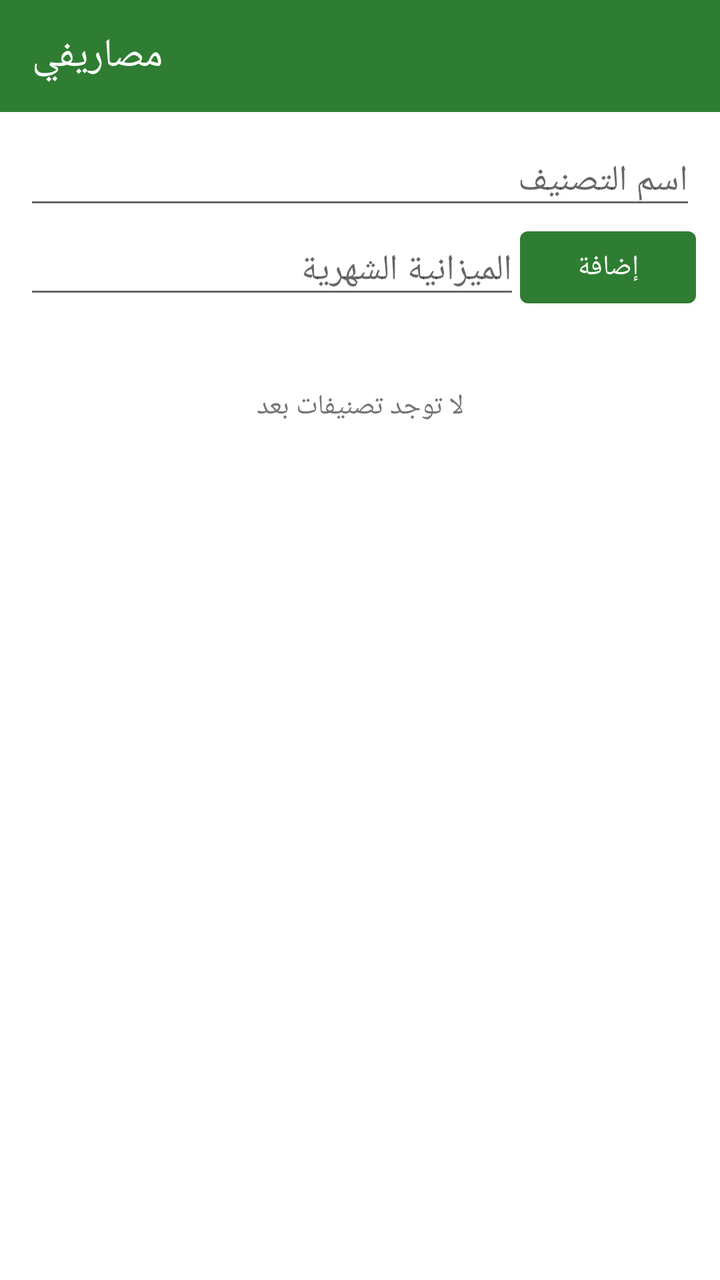
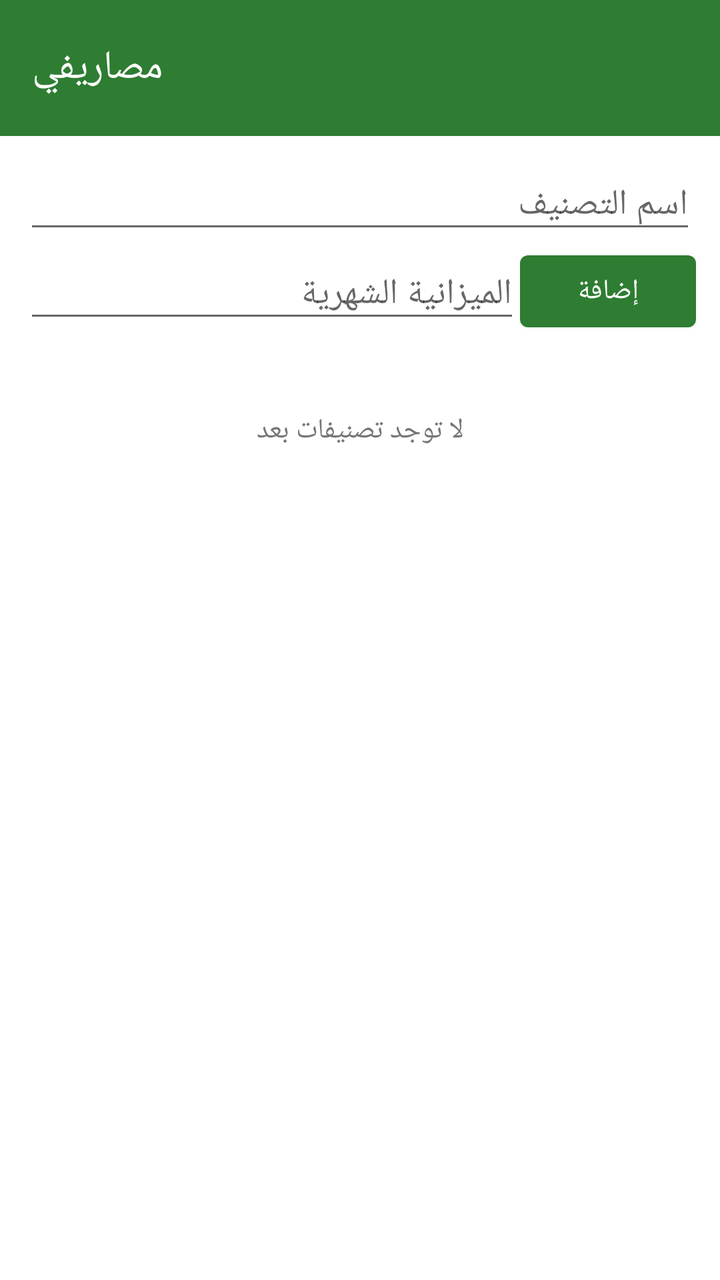

Two renders of the same Android screen: before a commit and after it. Below are the layout's source before the change and the commit's diff.
<!-- AndroidManifest.xml: application theme Theme.MyExpenses -->
<!-- res/layout/activity_main.xml -->
<?xml version="1.0" encoding="utf-8"?>
<LinearLayout xmlns:android="http://schemas.android.com/apk/res/android"
    xmlns:app="http://schemas.android.com/apk/res-auto"
    android:layout_width="match_parent"
    android:layout_height="match_parent"
    android:orientation="vertical">

    <com.google.android.material.appbar.MaterialToolbar
        android:id="@+id/toolbar"
        android:layout_width="match_parent"
        android:layout_height="?attr/actionBarSize"
        android:background="?attr/colorPrimary"
        app:subtitleTextColor="@android:color/white"
        app:title="@string/app_name"
        app:titleTextColor="@android:color/white" />

    <LinearLayout
        android:layout_width="match_parent"
        android:layout_height="wrap_content"
        android:orientation="vertical"
        android:padding="12dp">

        <EditText
            android:id="@+id/etCategoryName"
            android:layout_width="match_parent"
            android:layout_height="wrap_content"
            android:hint="@string/category_name"
            android:inputType="text"
            android:maxLines="1" />

        <LinearLayout
            android:layout_width="match_parent"
            android:layout_height="wrap_content"
            android:gravity="center_vertical"
            android:orientation="horizontal">

            <EditText
                android:id="@+id/etCategoryBudget"
                android:layout_width="0dp"
                android:layout_height="wrap_content"
                android:layout_weight="1"
                android:hint="@string/monthly_budget"
                android:inputType="numberDecimal"
                android:maxLines="1" />

            <Button
                android:id="@+id/btnAddCategory"
                android:layout_width="wrap_content"
                android:layout_height="wrap_content"
                android:text="@string/add" />
        </LinearLayout>
    </LinearLayout>

    <TextView
        android:id="@+id/tvEmptyCategories"
        android:layout_width="match_parent"
        android:layout_height="wrap_content"
        android:gravity="center"
        android:padding="24dp"
        android:text="@string/no_categories"
        android:textColor="#757575" />

    <androidx.recyclerview.widget.RecyclerView
        android:id="@+id/rvCategories"
        android:layout_width="match_parent"
        android:layout_height="0dp"
        android:layout_weight="1"
        android:clipToPadding="false"
        android:paddingBottom="12dp" />
</LinearLayout>
<!-- resources referenced by this layout -->
<resources>
  <string name="add">إضافة</string>
  <string name="app_name">مصاريفي</string>
  <string name="category_name">اسم التصنيف</string>
  <string name="monthly_budget">الميزانية الشهرية</string>
  <string name="no_categories">لا توجد تصنيفات بعد</string>
  <style name="Theme.MyExpenses" parent="Theme.MaterialComponents.DayNight.NoActionBar">
          <item name="colorPrimary">#2E7D32</item>
          <item name="colorPrimaryVariant">#1B5E20</item>
          <item name="colorOnPrimary">#FFFFFF</item>
          <item name="colorSecondary">#FFA000</item>
          <item name="colorOnSecondary">#FFFFFF</item>
      </style>
</resources>

<!-- the commit's change to res/layout/activity_main.xml (unified diff, before → after) -->
@@ -8,7 +8,7 @@
     <com.google.android.material.appbar.MaterialToolbar
         android:id="@+id/toolbar"
         android:layout_width="match_parent"
-        android:layout_height="?attr/actionBarSize"
+        android:layout_height="68dp"
         android:background="?attr/colorPrimary"
         app:subtitleTextColor="@android:color/white"
         app:title="@string/app_name"
